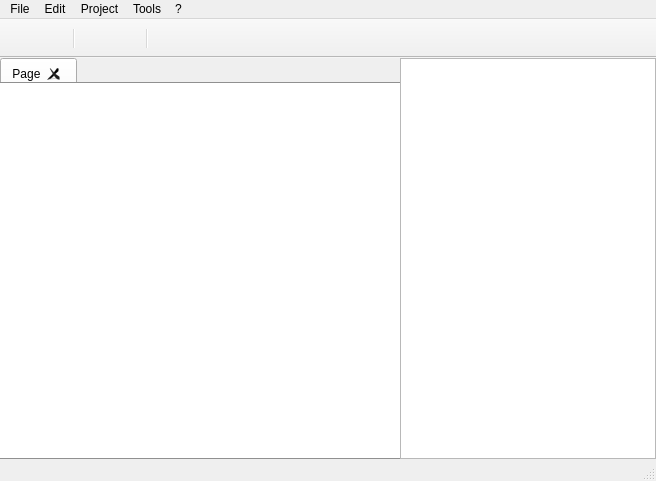
pokedude9/AwesomeScriptEditor, file resources/UI/MainWindow.ui: the form before one commit.
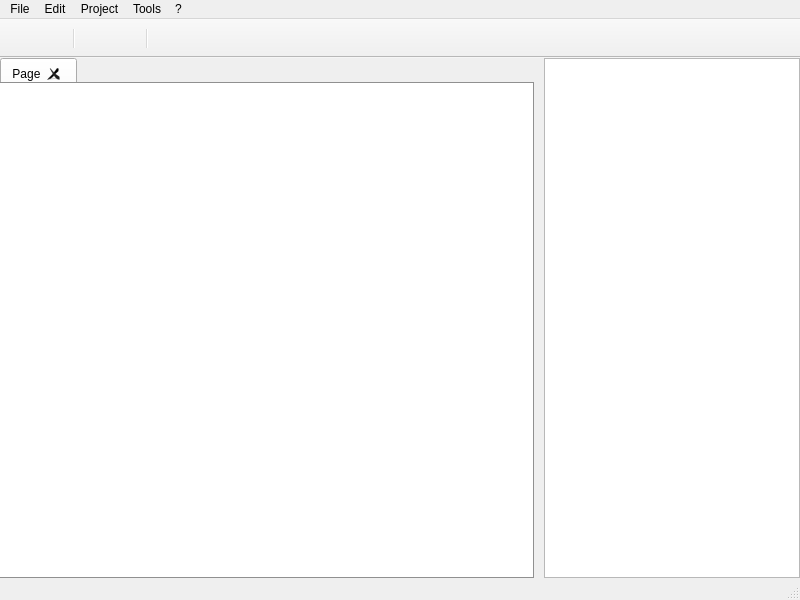
The form after the commit. Icons and pictures are not drawn. Custom widgets are drawn as their Qt base class.

Diff of the .ui file:
```diff
--- a/resources/UI/MainWindow.ui
+++ b/resources/UI/MainWindow.ui
@@ -6,10 +6,16 @@
    <rect>
     <x>0</x>
     <y>0</y>
-    <width>656</width>
-    <height>476</height>
+    <width>800</width>
+    <height>600</height>
    </rect>
   </property>
+  <property name="minimumSize">
+   <size>
+    <width>600</width>
+    <height>400</height>
+   </size>
+  </property>
   <property name="windowTitle">
    <string>MainWindow</string>
   </property>
@@ -33,7 +39,10 @@
     <property name="bottomMargin">
      <number>0</number>
     </property>
-    <property name="spacing">
+    <property name="horizontalSpacing">
+     <number>10</number>
+    </property>
+    <property name="verticalSpacing">
      <number>0</number>
     </property>
     <item row="0" column="0">
@@ -111,8 +120,8 @@
       <property name="styleSheet">
        <string notr="true">QPlainTextEdit#plainTextEdit
 {
-	border-top: 1px solid #909090;
-	border-bottom: 1px solid #909090;
+	border: 1px solid #909090;
+	border-left: none;
 }
 
 QPlainTextEdit#plainTextEdit
@@ -135,7 +144,7 @@
     <rect>
      <x>0</x>
      <y>0</y>
-     <width>656</width>
+     <width>800</width>
      <height>21</height>
     </rect>
    </property>
```
